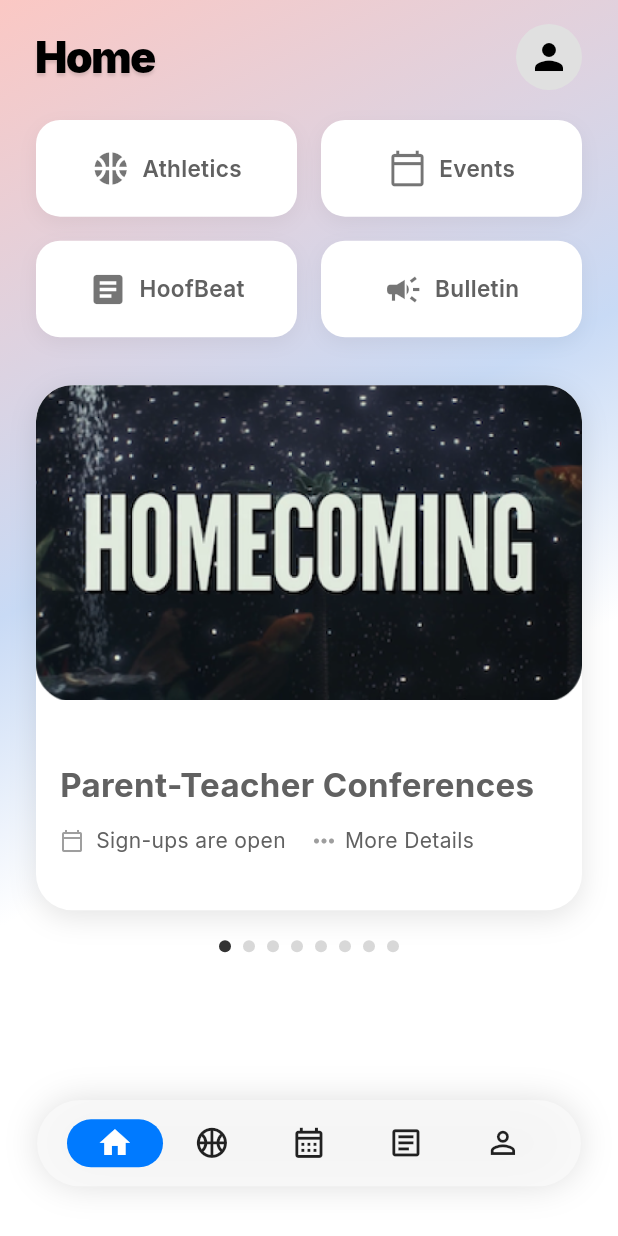
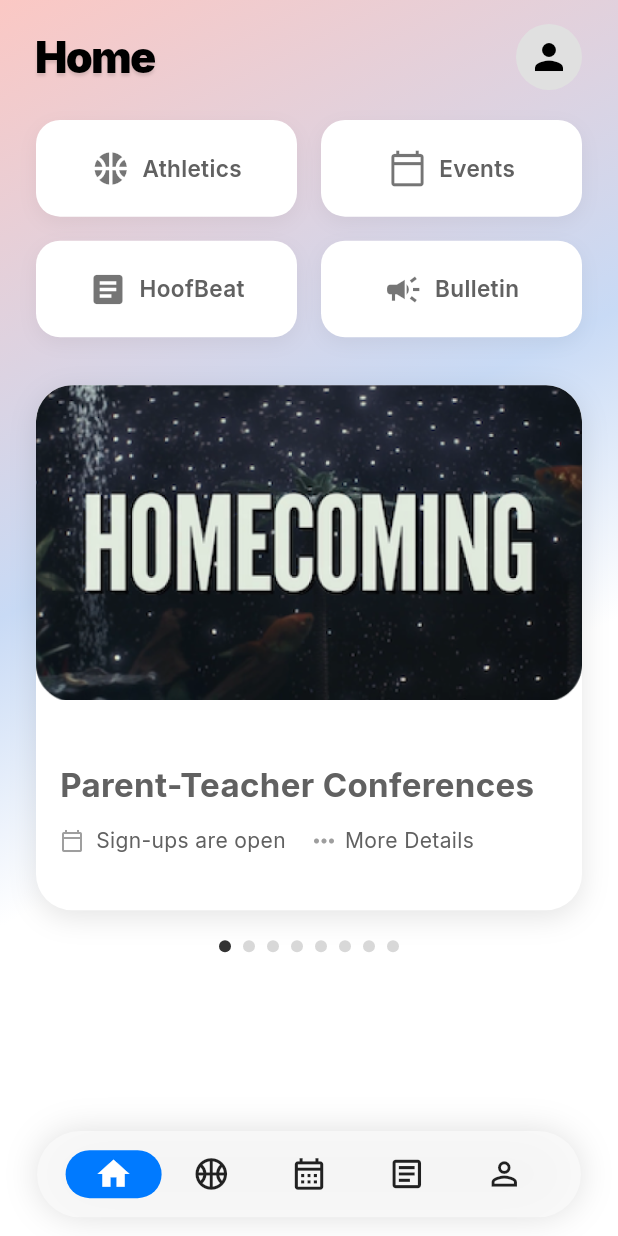
Before and after one commit to NCP-Stampede/northside-app, a Flutter app: the screen it shows after launch, on a phone screen of 412 x 824 dp. Run offline on Flutter 3.47's test engine with Material 3 defaults, Android fonts, the phone set to English and light mode, and no system bars; our stand-ins replace get, google_fonts, sizer, sticky_headers, table_calendar, webview_flutter.

Commit message:
Update app_shell_screen.dart

```diff
--- a/northside_app/lib/presentation/app_shell/app_shell_screen.dart
+++ b/northside_app/lib/presentation/app_shell/app_shell_screen.dart
@@ -45,16 +45,17 @@ class AppShellScreen extends GetView<AppShellController> {
   // --- DEFINITIVELY PROPORTIONAL FLOATING NAVIGATION BAR ---
   Widget _buildFloatingM3NavBar(BuildContext context) {
     final Size screenSize = MediaQuery.of(context).size;
-    final double navBarHeight = screenSize.width * 0.14; // Responsive: 14% of width
-    final double iconSize = navBarHeight * 0.42; // Responsive icon size
-    final double innerPaddingHorizontal = navBarHeight * 0.34; // Proportional side padding
-    final double innerPaddingVertical = navBarHeight * 0.15; // Proportional top/bottom padding
-    return Container(
-      // This outer container defines the full width and shadow of the floating pill.
-      margin: EdgeInsets.fromLTRB(AppTheme.horizontalPadding, 0, AppTheme.horizontalPadding, screenSize.height * 0.04),
+    final double navBarHeight = (screenSize.width * 0.14).clamp(56.0, 72.0); // Responsive, but capped
+    final double iconSize = navBarHeight * 0.44; // Slightly larger for better balance
+    final double innerPaddingHorizontal = navBarHeight * 0.32;
+    final double innerPaddingVertical = navBarHeight * 0.18;
+    return SafeArea(
+      minimum: EdgeInsets.only(bottom: screenSize.height * 0.015),
+      child: Container(
+        margin: EdgeInsets.fromLTRB(AppTheme.horizontalPadding, 0, AppTheme.horizontalPadding, 0),
         height: navBarHeight,
         decoration: BoxDecoration(
-        borderRadius: BorderRadius.circular(100), // Pill shape
+          borderRadius: BorderRadius.circular(100),
           boxShadow: [
             BoxShadow(
               color: Colors.black.withOpacity(0.15),
@@ -64,7 +65,7 @@ class AppShellScreen extends GetView<AppShellController> {
           ],
         ),
         child: ClipRRect(
-        borderRadius: BorderRadius.circular(100), // Pill shape
+          borderRadius: BorderRadius.circular(100),
           child: BackdropFilter(
             filter: ImageFilter.blur(sigmaX: 15.0, sigmaY: 15.0),
             child: Container(
@@ -72,8 +73,8 @@ class AppShellScreen extends GetView<AppShellController> {
               padding: EdgeInsets.symmetric(horizontal: innerPaddingHorizontal, vertical: innerPaddingVertical),
               child: Center(
                 child: NavigationBar(
-                backgroundColor: Colors.transparent, // Lets the blur show through.
-                elevation: 0, // The outer container handles the shadow.
+                  backgroundColor: Colors.transparent,
+                  elevation: 0,
                   indicatorColor: Theme.of(context).colorScheme.primary,
                   selectedIndex: controller.navBarIndex.value,
                   onDestinationSelected: controller.changePage,
@@ -110,6 +111,7 @@ class AppShellScreen extends GetView<AppShellController> {
             ),
           ),
         ),
+      ),
     );
   }
 }
```
Lines whose indentation alone changed are shown as unchanged.
